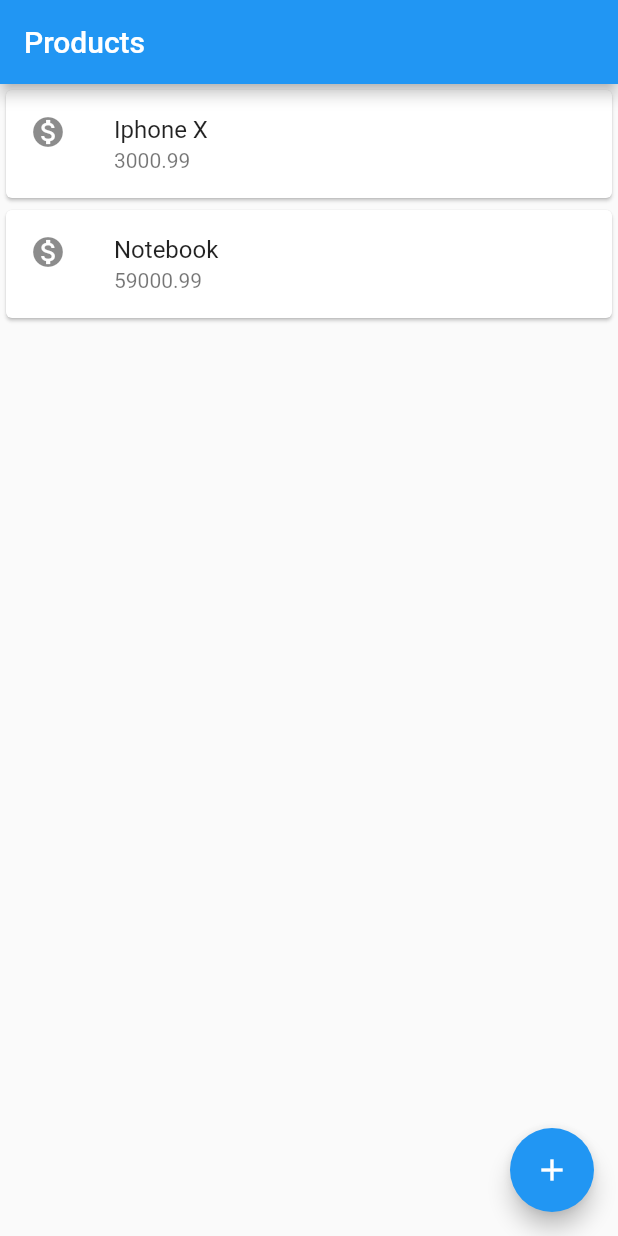
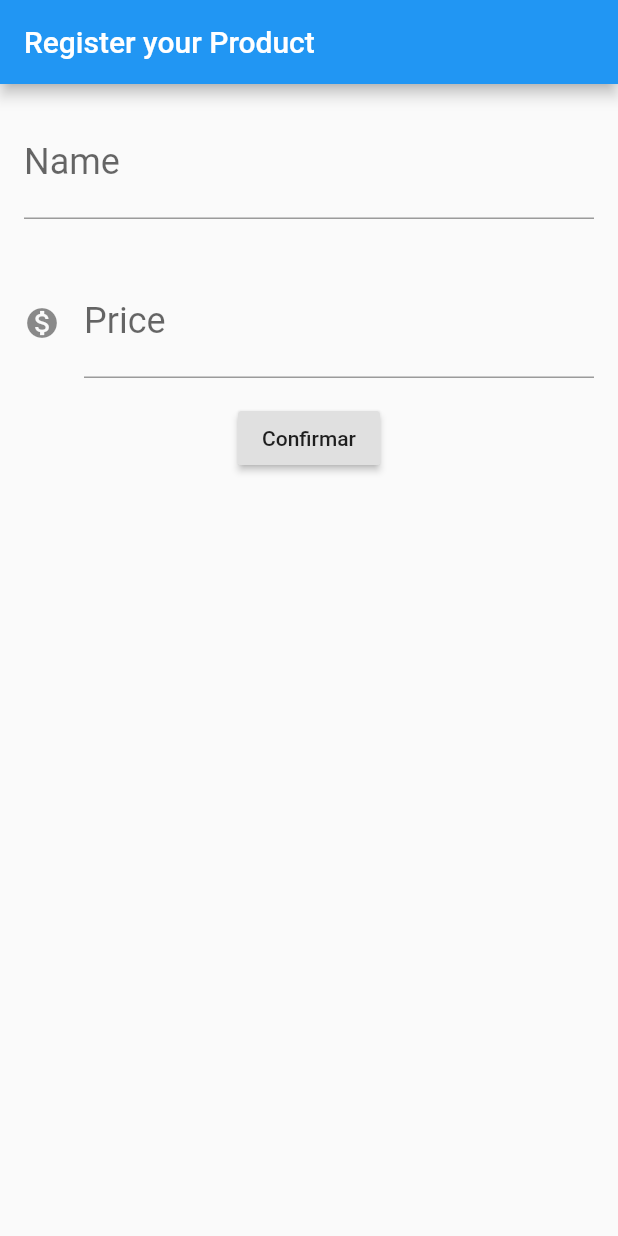
Before and after one commit to diegolirio/flutter_app, a Flutter app: the screen it shows after launch, on a phone screen of 412 x 824 dp. Run offline on Flutter 3.47's test engine with Material 2 defaults, Android fonts, the phone set to English and light mode, and no system bars.

Commit message:
Created layout product form

```diff
--- a/lib/main.dart
+++ b/lib/main.dart
@@ -2,7 +2,14 @@
 
 void main() => runApp(
       MaterialApp(
-        home: Scaffold(
+        home: ProductForm()
+      )
+);
+
+class ProductApp extends StatelessWidget {
+  @override
+  Widget build(BuildContext context) {
+    return Scaffold(
       body: ProductList(),
       appBar: AppBar(
         title: Text("Products"),
@@ -10,10 +17,84 @@
       floatingActionButton: FloatingActionButton(
         child: Icon(Icons.add),
       ),
+    );
+  }
+}
+
+class ProductForm extends StatelessWidget {
+
+  final TextEditingController _nameTextEditingController = TextEditingController();
+  final TextEditingController _priceTextEditingController = TextEditingController();
+
+  @override
+  Widget build(BuildContext context) {
+    return Scaffold(
+        appBar: AppBar(title: Text("Register your Product")),
+        body: Column(
+          children: <Widget>[
+            Padding(
+              padding: const EdgeInsets.all(16.0),
+              child: TextField(
+                controller: this._nameTextEditingController,
+                style: TextStyle(
+                  fontSize: 24,
                 ),
-      )
+                decoration: InputDecoration(
+                  labelText: "Name",
+                  hintText: "Ex: IPhone XS"
+                ),
+              ),
+            ),
+            Padding(
+              padding: const EdgeInsets.all(16.0),
+              child: TextField(
+                controller: _priceTextEditingController,
+                style: TextStyle(
+                  fontSize: 24,
+                ),
+                decoration: InputDecoration(
+                    icon: Icon(Icons.monetization_on),
+                    labelText: "Price",
+                    hintText: "Ex: 9.99"
+                ),
+                keyboardType: TextInputType.number,
+              ),
+            ),
+            RaisedButton(
+              child: Text('Confirmar'),
+              onPressed: () {
+                String name = _nameTextEditingController.text;
+                double price = double.tryParse(_priceTextEditingController.text);
+                if(price == null || name == "") {
+                    showDialog(
+                      context: context,
+                      builder: (BuildContext context) {
+                        return AlertDialog(
+                          title: new Text("Name and price are invalid"),
+                          //content: new Text("Alert Dialog body"),
+                          actions: <Widget>[
+                            // usually buttons at the bottom of the dialog
+                            new FlatButton(
+                              child: new Text("Close"),
+                              onPressed: () {
+                                Navigator.of(context).pop();
+                              },
+                            ),
+                          ],
+                        );
+                      }
                     );
 
+                }
+                Product(name, price);
+              },
+            )
+          ],
+        ),
+    );
+  }
+
+}
 
 class ProductList extends StatelessWidget {
 
@@ -21,30 +102,36 @@
   Widget build(BuildContext context) {
     return Column(
       children: <Widget>[
-        Product("Iphone X", 3000.99),
-        Product("Notebook", 59000.99),
+        ProductItem(Product("Iphone X", 3000.99)),
+        ProductItem(Product("Notebook", 59000.99)),
       ],
     );
   }
 }
 
-class Product extends StatelessWidget {
+class ProductItem extends StatelessWidget {
+
+  final Product _product;
+
+  ProductItem(this._product);
+
+  @override
+  Widget build(BuildContext context) {
+    return Card(
+        child: ListTile(
+          leading: Icon(Icons.monetization_on),
+          title: Text(this._product._name),
+          subtitle: Text(this._product._price.toString()),
+        )
+    );
+  }
+}
+
+class Product {
 
   final String _name;
   final double _price;
 
   Product(this._name, this._price);
 
-  @override
-  Widget build(BuildContext context) {
-    return Card(
-        child: ListTile(
-          leading: Icon(Icons.monetization_on),
-          title: Text(this._name),
-          subtitle: Text(this._price.toString()),
-        )
-    );
 }
-
-
-}
```
Also changed, not shown: 1 other file. Lines whose indentation alone changed are shown as unchanged.
